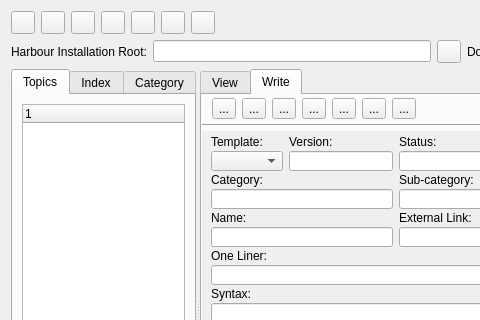
This is harbour/contrib/hbide/docviewgenerator.ui in harbour/core as Qt 5 draws it before an edit; both pictures show x 0 to 480 and y 0 to 320 of the 645 by 557 pixel window. The edited form follows.
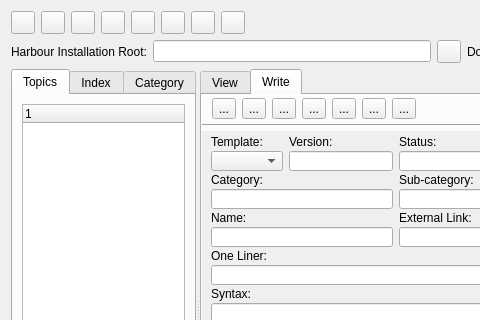
This is the edited form. The open tabs and pages were chosen to show the change.

Diff of the .ui file:
```diff
--- a/harbour/contrib/hbide/docviewgenerator.ui
+++ b/harbour/contrib/hbide/docviewgenerator.ui
@@ -83,6 +83,13 @@
        </property>
       </widget>
      </item>
+     <item>
+      <widget class="QToolButton" name="buttonPdfAll">
+       <property name="text">
+        <string/>
+       </property>
+      </widget>
+     </item>
      <item>
       <spacer name="horizontalSpacer_2">
        <property name="orientation">
```
Left out of the diff: 4 changed lines with no effect on the pictures.
